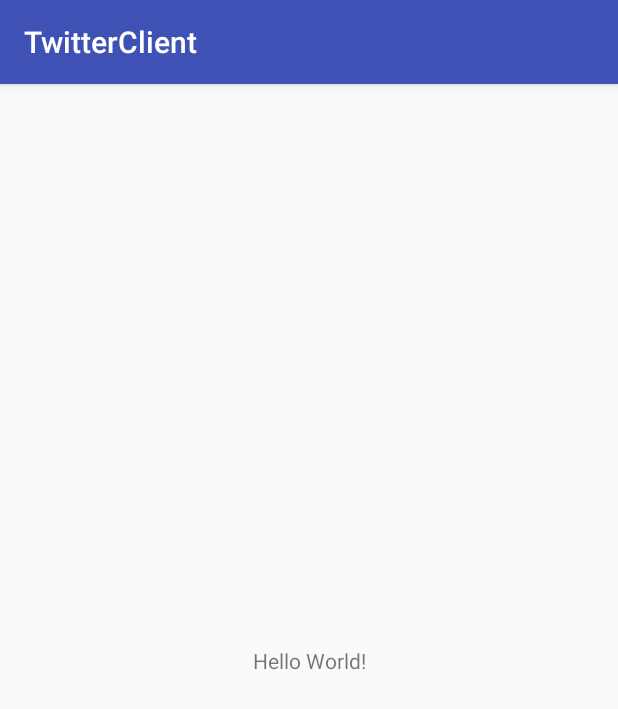
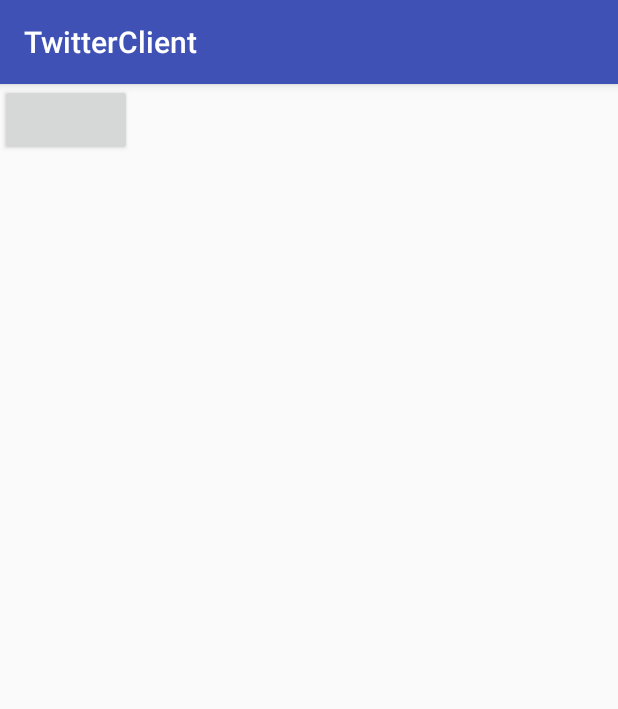
Before and after one commit to sora0125/TwitterClient, an Android app: the screen it shows after launch (MainActivity before the commit, LoginActivity after it), on a phone screen of 412 x 824 dp. Shown: the top 709 px of the screen. Run offline under Robolectric (Android 15) with nearby library versions, the phone set to English and light mode, and no system bars; libraries missing offline, so code that uses them is left out: com.twitter.sdk, jp.ne.so_net; plain views replace TwitterLoginButton; 5 statements that could not run were skipped.

Commit message:
新規作成

```diff
--- a/app/build.gradle
+++ b/app/build.gradle
@@ -41,10 +41,7 @@ dependencies {
     androidTestImplementation 'com.android.support.test:runner:1.0.1'
     androidTestImplementation 'com.android.support.test.espresso:espresso-core:3.0.1'
     implementation 'com.twitter.sdk.android:twitter-core:3.2.0'
+    implementation 'com.twitter.sdk.android:tweet-ui:3.2.0'
     implementation 'com.squareup.picasso:picasso:2.5.2'
-//    implementation 'com.android.support:recyclerview-v7:27.1.0'
 
-//    implementation('com.twitter.sdk.android:twitter:3.2.0@aar') {
-//        transitive = true
-//    }
 }
--- a/app/src/main/java/jp/ne/so_net/blog/sora0125/twitterclient/LoginActivity.kt
+++ b/app/src/main/java/jp/ne/so_net/blog/sora0125/twitterclient/LoginActivity.kt
@@ -4,21 +4,30 @@ import android.content.Intent
 import android.support.v7.app.AppCompatActivity
 import android.os.Bundle
 import android.widget.Toast
-import com.twitter.sdk.android.core.Callback
-import com.twitter.sdk.android.core.Result
-import com.twitter.sdk.android.core.TwitterException
-import com.twitter.sdk.android.core.TwitterSession
+import com.twitter.sdk.android.core.*
 import com.twitter.sdk.android.core.identity.TwitterLoginButton
 
 class LoginActivity : AppCompatActivity() {
     /**
-     * Method Name：onCreate
-     * summary    : Twitter認証ボタンの処理を行う
-     **/
+     * Method Name : onCreate
+     * summary     : Twitter認証ボタンの処理を行う
+     */
     override fun onCreate(savedInstanceState: Bundle?) {
         super.onCreate(savedInstanceState)
+
+        // セッションを取得し、存在していればタイムライン画面へ遷移
+        if (TwitterCore.getInstance().sessionManager.activeSession != null) {
+            val toast: Toast = Toast.makeText(this, COMN_TOAST_SES_YES_MSG, Toast.LENGTH_LONG)
+            toast.show()
+
+            // タイムライン画面へ遷移
+            val intent = Intent(this@LoginActivity, TimelineActivity::class.java)
+            startActivity(intent)
+        }
+
         setContentView(R.layout.activity_login)
 
+        // Twitter認証ボタン処理
         val loginButton = findViewById<TwitterLoginButton>(R.id.login_button)
         loginButton.callback = object : Callback<TwitterSession>() {
             override fun success(result: Result<TwitterSession>?) {
@@ -34,9 +43,9 @@ class LoginActivity : AppCompatActivity() {
     }
 
     /**
-     * Method Name：onActivityResult
-     * summary    : ログインボタンを表示する
-     **/
+     * Method Name : onActivityResult
+     * summary     : ログインボタンを表示する
+     */
     override fun onActivityResult(requestCode: Int, resultCode: Int, data: Intent?) {
         super.onActivityResult(requestCode, resultCode, data)
 
--- a/app/src/main/java/jp/ne/so_net/blog/sora0125/twitterclient/MyApplication.kt
+++ b/app/src/main/java/jp/ne/so_net/blog/sora0125/twitterclient/MyApplication.kt
@@ -13,9 +13,9 @@ class MyApplication : Application(){
     private val CONSUMER_SECRET = APP_MYAPP_CONSUMER_SECRET
 
     /**
-     * Method Name：onCreate
-     * summary    : Twitter Kitの初期化を行う
-     **/
+     * Method Name : onCreate
+     * summary     : Twitter Kitの初期化を行う
+     */
     override fun onCreate() {
         super.onCreate()
 
--- a/app/src/main/res/layout/activity_main.xml
+++ /dev/null
@@ -1,18 +0,0 @@
-<?xml version="1.0" encoding="utf-8"?>
-<android.support.constraint.ConstraintLayout xmlns:android="http://schemas.android.com/apk/res/android"
-    xmlns:app="http://schemas.android.com/apk/res-auto"
-    xmlns:tools="http://schemas.android.com/tools"
-    android:layout_width="match_parent"
-    android:layout_height="match_parent"
-    tools:context=".MainActivity">
-
-    <TextView
-        android:layout_width="wrap_content"
-        android:layout_height="wrap_content"
-        android:text="Hello World!"
-        app:layout_constraintBottom_toBottomOf="parent"
-        app:layout_constraintLeft_toLeftOf="parent"
-        app:layout_constraintRight_toRightOf="parent"
-        app:layout_constraintTop_toTopOf="parent" />
-
-</android.support.constraint.ConstraintLayout>
--- a/app/src/main/res/layout/activity_timeline.xml
+++ b/app/src/main/res/layout/activity_timeline.xml
@@ -4,7 +4,8 @@
     xmlns:tools="http://schemas.android.com/tools"
     android:layout_width="match_parent"
     android:layout_height="match_parent"
-    tools:context=".TimelineActivity">
+    tools:context=".TimelineActivity"
+    android:descendantFocusability="blocksDescendants">
 
     <android.support.design.widget.AppBarLayout
         android:layout_width="match_parent"
```
Also changed, not shown: app/src/main/AndroidManifest.xml (+6 -7 lines), app/src/main/java/jp/ne/so_net/blog/sora0125/twitterclient/MainActivity.kt (+31 -16 lines), app/src/main/java/jp/ne/so_net/blog/sora0125/twitterclient/TimelineActivity.kt (+21 -4 lines), app/src/main/java/jp/ne/so_net/blog/sora0125/twitterclient/TweetAdapter.kt (+5 -5 lines), app/src/main/res/layout/activity_embedded_tweet.xml (added, +15 -0 lines).
